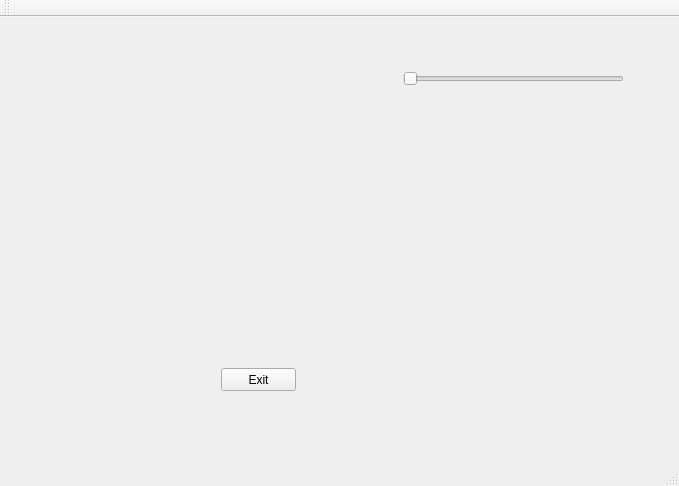
Old version of the form Microbit/Microbit/mainwindow.ui in the repository greenfox-zerda-sparta/Malachit.
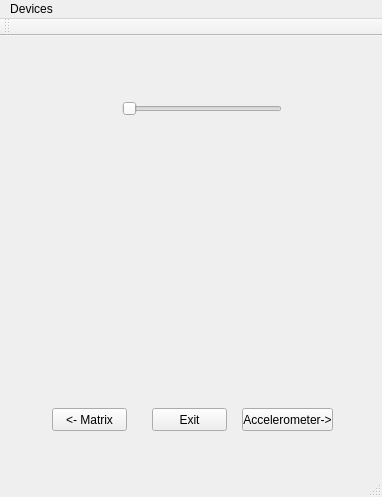
New version of the form. The open tabs and pages were chosen to show the change. Custom widgets are drawn as their Qt base class.

Commit message: widgets put on different pages

What changed in the file:
```diff
--- a/Microbit/Microbit/mainwindow.ui
+++ b/Microbit/Microbit/mainwindow.ui
@@ -6,22 +6,52 @@
    <rect>
     <x>0</x>
     <y>0</y>
-    <width>679</width>
-    <height>486</height>
+    <width>382</width>
+    <height>497</height>
    </rect>
   </property>
   <property name="windowTitle">
    <string>MainWindow</string>
   </property>
   <widget class="QWidget" name="centralWidget">
-   <layout class="QHBoxLayout" name="horizontalLayout">
-    <item>
-     <widget class="Matrix" name="MatrixWidget" native="true">
-      <widget class="QPushButton" name="pushButton">
+   <layout class="QGridLayout" name="gridLayout">
+    <item row="0" column="0">
+     <widget class="QStackedWidget" name="stackedWidget">
+      <widget class="QWidget" name="matrixPage">
+       <layout class="QGridLayout" name="gridLayout_2">
+        <item row="0" column="0">
+         <widget class="Matrix" name="matrixWidget" native="true">
+          <widget class="QPushButton" name="compassButton">
        <property name="geometry">
         <rect>
-         <x>210</x>
-         <y>340</y>
+             <x>220</x>
+             <y>350</y>
+             <width>91</width>
+             <height>23</height>
+            </rect>
+           </property>
+           <property name="text">
+            <string>Compass-&gt;</string>
+           </property>
+          </widget>
+          <widget class="QPushButton" name="accelerometerButton">
+           <property name="geometry">
+            <rect>
+             <x>20</x>
+             <y>350</y>
+             <width>91</width>
+             <height>23</height>
+            </rect>
+           </property>
+           <property name="text">
+            <string>&lt;-Accelerometer</string>
+           </property>
+          </widget>
+          <widget class="QPushButton" name="exitButton">
+           <property name="geometry">
+            <rect>
+             <x>130</x>
+             <y>350</y>
          <width>75</width>
          <height>23</height>
         </rect>
@@ -32,14 +62,18 @@
       </widget>
      </widget>
     </item>
-    <item>
-     <widget class="Compass" name="CompassWidget" native="true">
+       </layout>
+      </widget>
+      <widget class="QWidget" name="compassPage">
+       <layout class="QGridLayout" name="gridLayout_3">
+        <item row="0" column="0">
+         <widget class="Compass" name="compassWidget" native="true">
       <widget class="QSlider" name="horizontalSlider">
        <property name="geometry">
         <rect>
-         <x>60</x>
+             <x>100</x>
          <y>40</y>
-         <width>221</width>
+             <width>160</width>
          <height>22</height>
         </rect>
        </property>
@@ -50,6 +84,49 @@
         <enum>Qt::Horizontal</enum>
        </property>
       </widget>
+          <widget class="QPushButton" name="exitButton_2">
+           <property name="geometry">
+            <rect>
+             <x>130</x>
+             <y>350</y>
+             <width>75</width>
+             <height>23</height>
+            </rect>
+           </property>
+           <property name="text">
+            <string>Exit</string>
+           </property>
+          </widget>
+          <widget class="QPushButton" name="accelerometerButton_2">
+           <property name="geometry">
+            <rect>
+             <x>220</x>
+             <y>350</y>
+             <width>91</width>
+             <height>23</height>
+            </rect>
+           </property>
+           <property name="text">
+            <string>Accelerometer-&gt;</string>
+           </property>
+          </widget>
+          <widget class="QPushButton" name="matrixButton">
+           <property name="geometry">
+            <rect>
+             <x>30</x>
+             <y>350</y>
+             <width>75</width>
+             <height>23</height>
+            </rect>
+           </property>
+           <property name="text">
+            <string>&lt;- Matrix</string>
+           </property>
+          </widget>
+         </widget>
+        </item>
+       </layout>
+      </widget>
      </widget>
     </item>
    </layout>
@@ -59,10 +136,18 @@
     <rect>
      <x>0</x>
      <y>0</y>
-     <width>679</width>
+     <width>382</width>
      <height>21</height>
     </rect>
    </property>
+   <widget class="QMenu" name="menuDevices">
+    <property name="title">
+     <string>Devices</string>
+    </property>
+    <addaction name="actionMatrix"/>
+    <addaction name="actionCompass"/>
+   </widget>
+   <addaction name="menuDevices"/>
   </widget>
   <widget class="QToolBar" name="mainToolBar">
    <attribute name="toolBarArea">
```
Left out of the diff: 16 changed lines with no effect on the pictures. Lines whose indentation alone changed are shown as unchanged. The commit also changes 8 other files.
